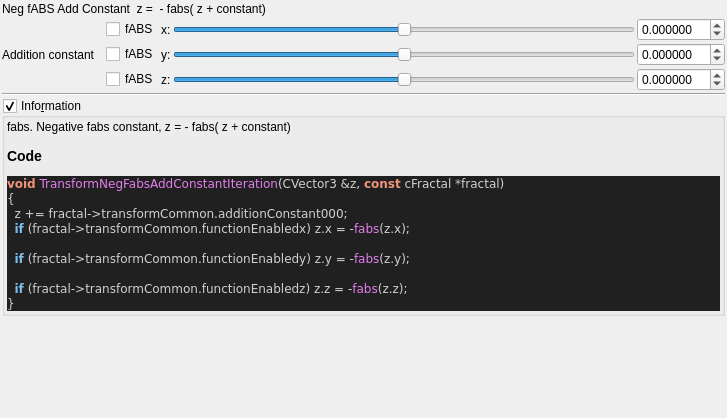
buddhi1980/mandelbulber2, file mandelbulber2/qt_data/fractal_transf_neg_fabs_add_constant.ui: the form before one commit.
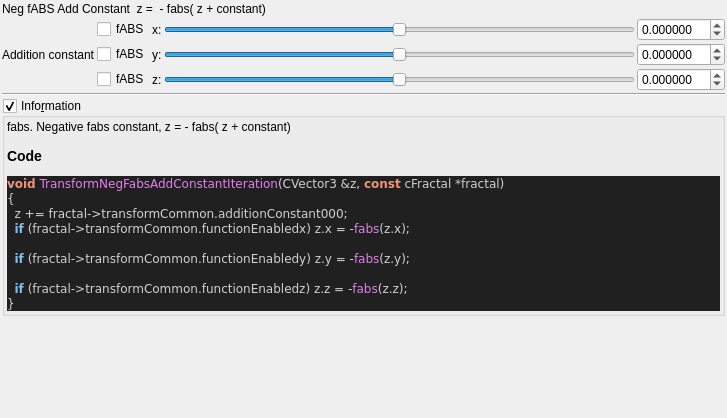
The form after the commit. Custom widgets are drawn as their Qt base class.

The edit to the form file:
```diff
--- a/mandelbulber2/qt_data/fractal_transf_neg_fabs_add_constant.ui
+++ b/mandelbulber2/qt_data/fractal_transf_neg_fabs_add_constant.ui
@@ -44,7 +44,7 @@
      <item row="1" column="0">
       <widget class="QLabel" name="label_23">
        <property name="text">
-        <string>Addition constant   </string>
+        <string>Addition constant</string>
        </property>
       </widget>
      </item>
```
